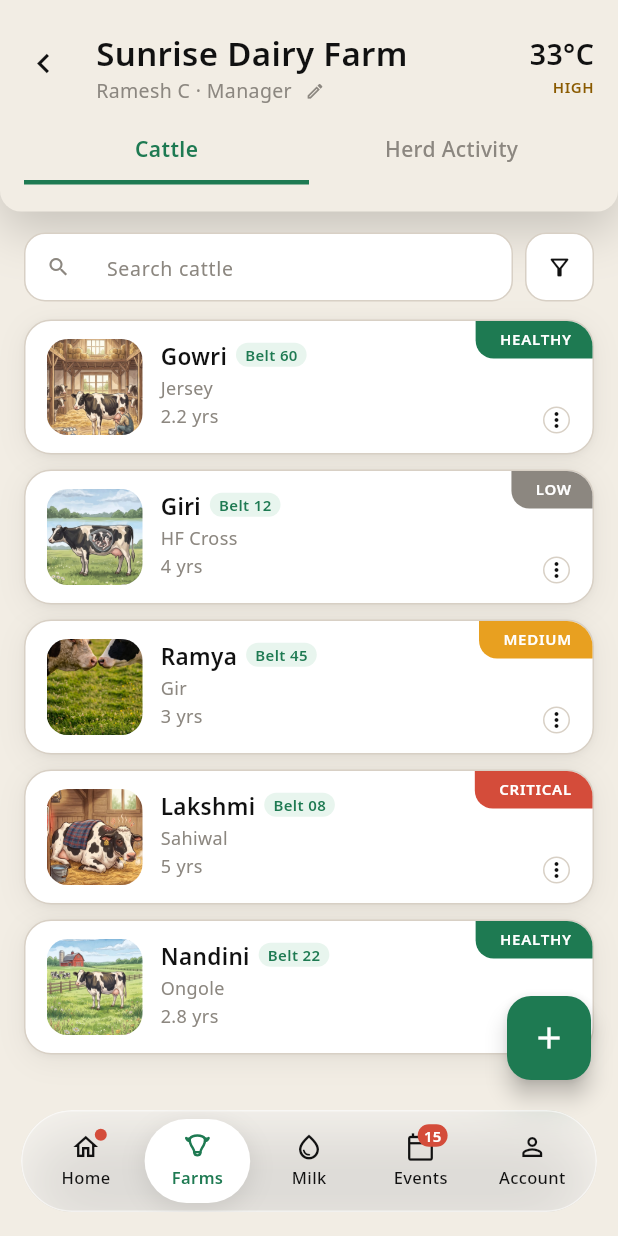
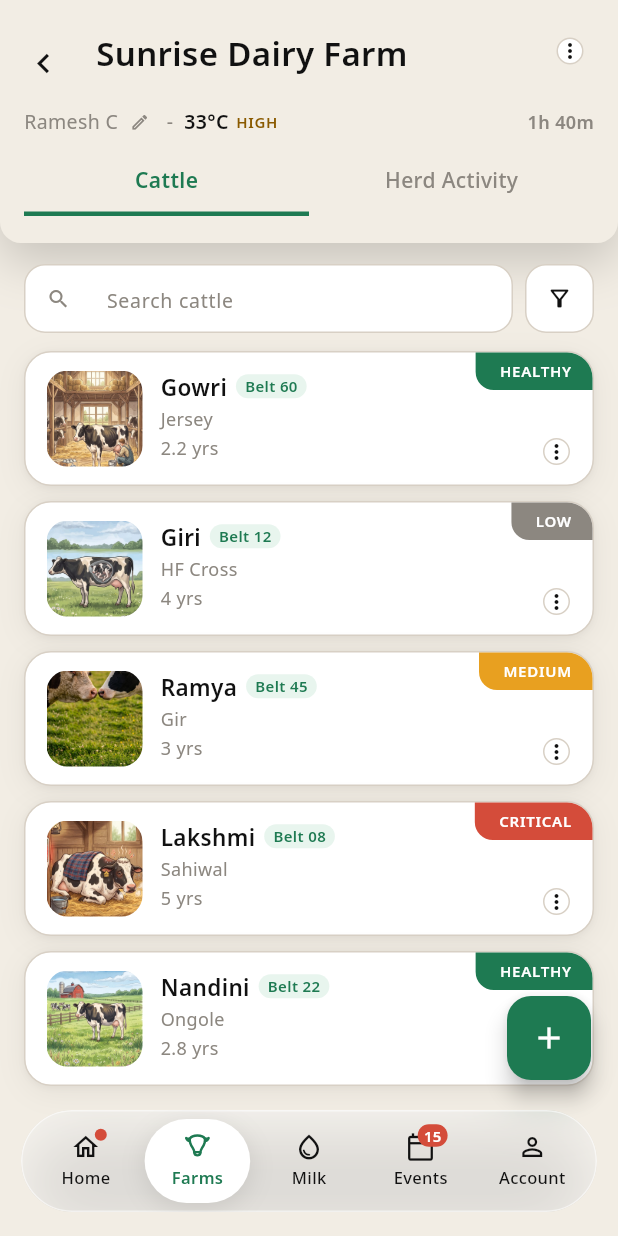
Before and after one commit to vaseey21/Vanix, a Flutter app: the FarmDetailScreen screen opened directly with sample values from the repository, on a phone screen of 412 x 824 dp. Run offline on Flutter 3.47's test engine with Material 3 defaults, Android fonts, the phone set to English and light mode, and no system bars; our stand-ins replace flutter_svg, video_player; network calls fail.

Commit message:
auto: save changes

```diff
--- a/flutter_app/lib/screens/farm_detail_screen.dart
+++ b/flutter_app/lib/screens/farm_detail_screen.dart
@@ -349,24 +349,31 @@ class _FarmDetailScreenState extends State<FarmDetailScreen> {
               Expanded(
                 child: Padding(
                   padding: const EdgeInsetsDirectional.only(top: 4),
-                  child: Column(
-                    crossAxisAlignment: CrossAxisAlignment.start,
+                  child: Text(farm.nm(_lang), style: TextStyle(fontSize: 22, fontWeight: FontWeight.w600, height: 1.2, color: textColor)),
+                ),
+              ),
+              _farmKebab(isDark),
+            ],
+          ),
+          const SizedBox(height: 5),
+          Row(
+            crossAxisAlignment: CrossAxisAlignment.center,
             children: [
-                      Text(farm.nm(_lang), style: TextStyle(fontSize: 22, fontWeight: FontWeight.w600, height: 1.2, color: textColor)),
-                      const SizedBox(height: 2),
-                      Row(children: [
+              Expanded(
+                child: Row(
+                  children: [
                     Flexible(
                       child: Text(
                         farm.managerInvitePending
                             ? '${FS.t(_lang, 'invitePending')} — ${farm.managerInviteEmail}'
-                                : '${farm.mgr(_lang)} · ${FS.t(_lang, 'managerWord')}',
+                            : farm.mgr(_lang),
                         overflow: TextOverflow.ellipsis,
                         style: TextStyle(fontSize: 13, color: farm.managerInvitePending ? VanixColors.warning : subColor, fontWeight: farm.managerInvitePending ? FontWeight.w600 : FontWeight.w400),
                       ),
                     ),
                     // Manager edit is owner-only
-                        if (!widget.appState.isFarmer) ...[
-                          const SizedBox(width: 5),
+                    if (!widget.appState.isFarmer && !farm.managerInvitePending) ...[
+                      const SizedBox(width: 4),
                       InkWell(
                         onTap: () => _openManagerChooser(farm),
                         borderRadius: BorderRadius.circular(11),
@@ -376,30 +383,62 @@ class _FarmDetailScreenState extends State<FarmDetailScreen> {
                         ),
                       ),
                     ],
-                      ]),
-                    ],
-                  ),
-                ),
-              ),
-              const SizedBox(width: 8),
-              Padding(
-                padding: const EdgeInsetsDirectional.only(top: 4),
-                child: Column(
-                  crossAxisAlignment: CrossAxisAlignment.end,
-                  children: [
-                    Text(widget.appState.fmtTemp(farm.temp), style: TextStyle(fontSize: 19, fontWeight: FontWeight.w700, color: textColor)),
-                    const SizedBox(height: 2),
+                    if (!farm.managerInvitePending) ...[
+                      Text('  -  ', style: TextStyle(fontSize: 13, color: subColor)),
+                      Text(widget.appState.fmtTemp(farm.temp), style: TextStyle(fontSize: 13, fontWeight: FontWeight.w700, color: textColor)),
+                      const SizedBox(width: 5),
                       Text(
                         FS.t(_lang, levelKey).toUpperCase(),
                         style: TextStyle(fontSize: 10, fontWeight: FontWeight.w700, letterSpacing: 0.4, color: levelColor),
                       ),
                     ],
+                  ],
                 ),
               ),
+              const SizedBox(width: 10),
+              Text(_farmTempDuration(farm.id), style: TextStyle(fontSize: 12, fontWeight: FontWeight.w600, color: subColor)),
             ],
           ),
           const SizedBox(height: 8),
           _fdTabRow(isDark),
+        ],
+      ),
+    );
+  }
+
+  // Mock "how long in this temperature state" duration — deterministic per
+  // farm id, mirrors the hash-based mock in vanix_screens_preview.html.
+  String _farmTempDuration(String farmId) {
+    var h = 0;
+    for (final code in farmId.codeUnits) { h = (h * 31 + code) & 0x7fffffff; }
+    final mins = 15 + (h % 225);
+    return '${mins ~/ 60}h ${mins % 60}m';
+  }
+
+  Widget _farmKebab(bool isDark) {
+    final textColor = isDark ? Colors.white : VanixColors.textPrimary;
+    return SizedBox(
+      width: 32,
+      height: 32,
+      child: PopupMenuButton<String>(
+        tooltip: '',
+        padding: EdgeInsets.zero,
+        color: isDark ? VanixColors.darkSecond : VanixColors.bgCard,
+        shape: RoundedRectangleBorder(
+          borderRadius: BorderRadius.circular(12),
+          side: BorderSide(color: isDark ? VanixColors.darkBorder : VanixColors.border),
+        ),
+        icon: Container(
+          decoration: BoxDecoration(
+            shape: BoxShape.circle,
+            color: isDark ? VanixColors.darkSecond : VanixColors.bgCard,
+            border: Border.all(color: isDark ? VanixColors.darkBorder : VanixColors.border),
+          ),
+          child: Icon(Icons.more_vert, size: 16, color: textColor),
+        ),
+        itemBuilder: (_) => [
+          PopupMenuItem(value: 'edit', height: 40, child: Text(FS.t(_lang, 'editWord'), style: TextStyle(fontSize: 13, color: textColor))),
+          PopupMenuItem(value: 'delete', height: 40, child: Text(FS.t(_lang, 'deleteWord'), style: const TextStyle(fontSize: 13, color: VanixColors.danger))),
         ],
       ),
     );
```
Lines whose indentation alone changed are shown as unchanged.
